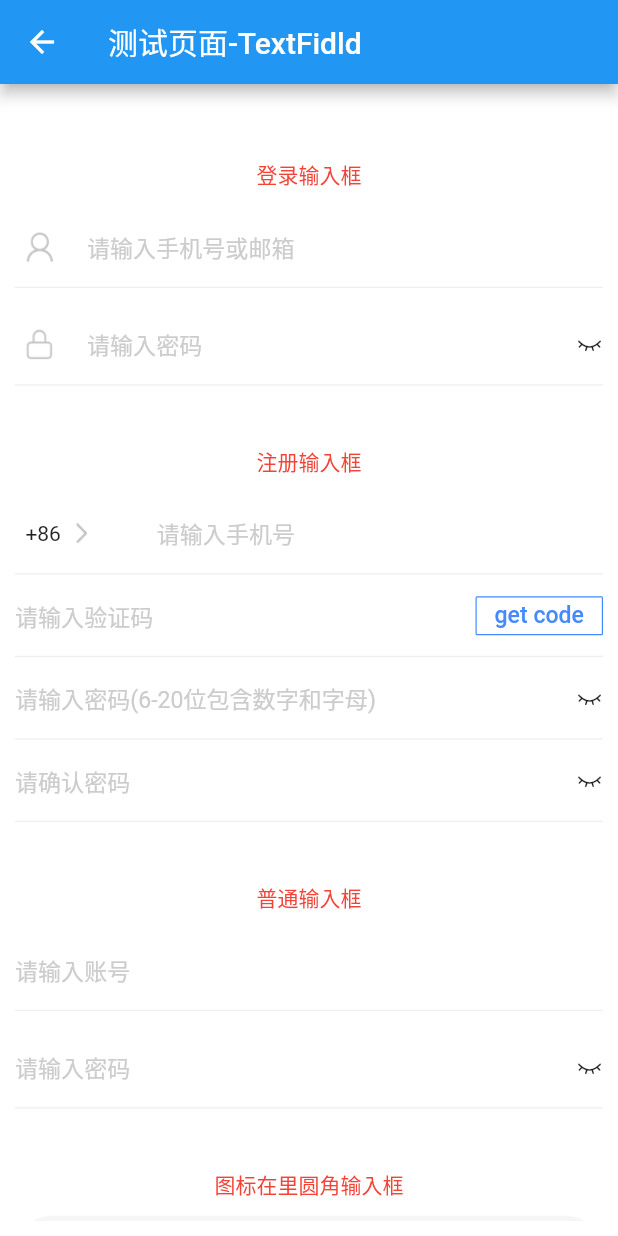
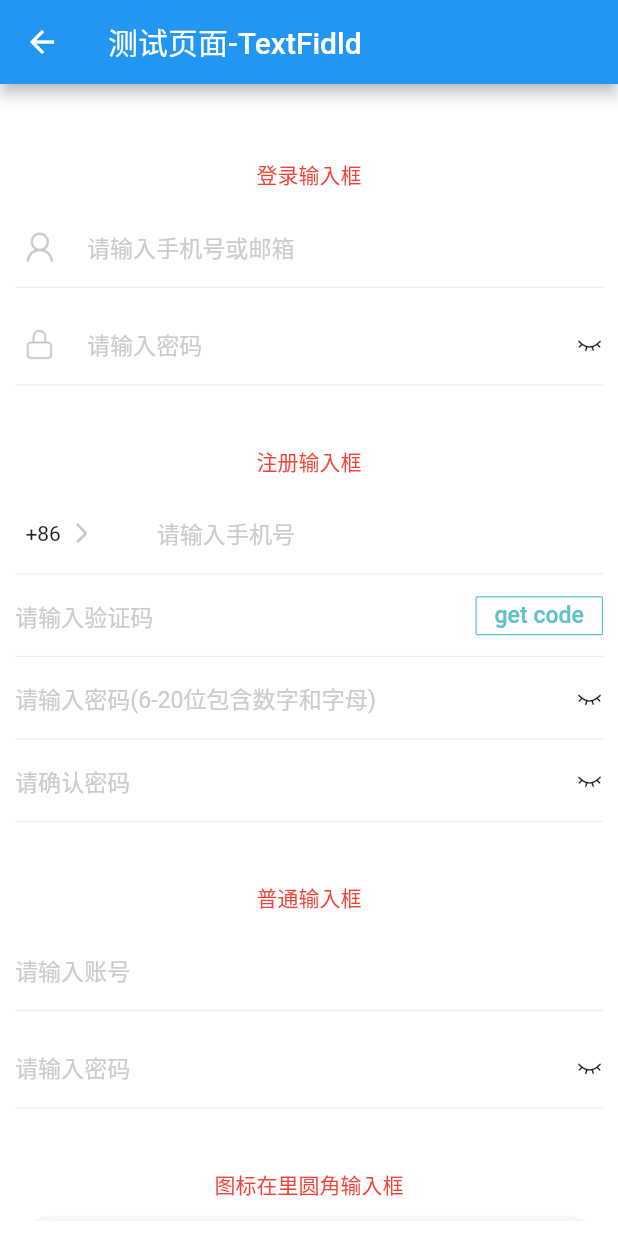
Before and after one commit to dushiling/flutter_ui_tool, a Flutter app: the TextFidldTextPage screen opened directly, on a phone screen of 412 x 824 dp. Run offline on Flutter 3.47's test engine with Material 2 defaults, Android fonts, the phone set to English and light mode, and no system bars; our stand-ins replace azlistview, cached_network_image, convex_bottom_bar, device_info, dio, fancy_bottom_navigation and 16 more; missing offline and left inert: clippy_flutter, common_utils, flutter_pickers, image_picker_for_web, lpinyin, shared_preferences_web and 1 more; network calls fail.

```diff
--- a/lib/test_page/BottomBar/bottom_barview.dart
+++ b/lib/test_page/BottomBar/bottom_barview.dart
@@ -1,5 +1,6 @@
 
 import 'package:flutter/material.dart';
+import 'package:flutter_ui_tool/utils/alert_dialog_util.dart';
 
 import 'child/bottom_bar_view.dart';
 
@@ -43,7 +44,9 @@ class _BottomBarViewDemoState extends State<BottomBarViewDemo> with TickerProvid
       Expanded(child: SizedBox()),
       BottomBarView(
         tabIconsList: tabIconsList,
-        addClick: () {},
+        addClick: () {
+          AlertDialogUtil.showMessageDialog(context,tipTitle: '提示',message: '这里做点击+后需要的操作');
+        },
         changeIndex: (index) =>
             setState(() => title = "${tabIconsList[index].index}"),
       )
--- a/lib/utils/alert_dialog_util.dart
+++ b/lib/utils/alert_dialog_util.dart
@@ -463,7 +463,8 @@ class AlertDialogUtil {
       {String? tipTitle,
       String? message,
       VoidCallback? sureClick,
-      VoidCallback? cancelClick}) async {
+      VoidCallback? cancelClick,
+      }) async {
     return showDialog(
         context: context,
         builder: (context) => Alert(
--- a/lib/widgets/input_view.dart
+++ b/lib/widgets/input_view.dart
@@ -228,7 +228,7 @@ class _CustomTextFieldState extends State<CustomTextField> {
                                     ? 'get_code'.tr
                                     : "（${snapshot.data!.ms~/1000} s）",
                                 style: TextStyle(
-                                    fontSize: 28.sp, color: Colors.blueAccent)),
+                                    fontSize: 28.sp, color: ColorsV.primaryColor)),
                             style: ButtonStyle(
                               backgroundColor: MaterialStateProperty.all(Colors.transparent),
                               elevation: MaterialStateProperty.all(0),
@@ -238,7 +238,7 @@ class _CustomTextFieldState extends State<CustomTextField> {
                                     borderRadius: BorderRadius.circular(1),
                                     side: BorderSide(
                                         color: snapshot.data!.isClick
-                                            ? Colors.blueAccent
+                                            ? ColorsV.primaryColor
                                             : const Color(0xFFCCCCCC),
                                         width: 0.8)),
                               ),
```
Also changed, not shown: 1 other file.
